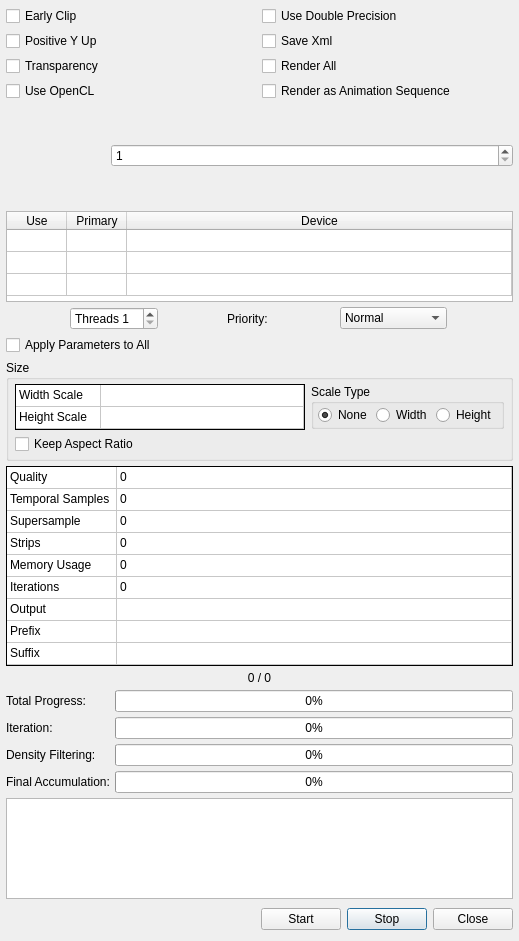
Before: the Qt Designer form Source/Fractorium/FinalRenderDialog.ui in iznotek/fractorium, drawn with Qt 5.
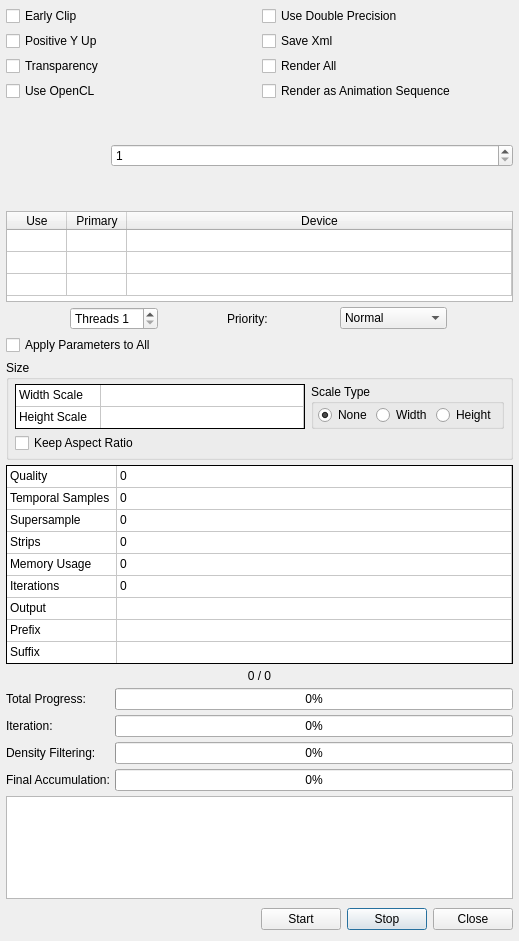
After: the same form once the commit is applied. Custom widgets are drawn as their Qt base class.

Diff of the .ui file:
```diff
--- a/Source/Fractorium/FinalRenderDialog.ui
+++ b/Source/Fractorium/FinalRenderDialog.ui
@@ -461,13 +461,13 @@
             <property name="minimumSize">
              <size>
               <width>0</width>
-              <height>46</height>
+              <height>45</height>
              </size>
             </property>
             <property name="maximumSize">
              <size>
               <width>16777215</width>
-              <height>46</height>
+              <height>45</height>
              </size>
             </property>
             <property name="focusPolicy">
@@ -670,13 +670,13 @@
          <property name="minimumSize">
           <size>
            <width>0</width>
-           <height>200</height>
+           <height>199</height>
           </size>
          </property>
          <property name="maximumSize">
           <size>
            <width>16777215</width>
-           <height>200</height>
+           <height>199</height>
           </size>
          </property>
          <property name="focusPolicy">
```
Left out of the diff: 28 changed lines with no effect on the pictures.
